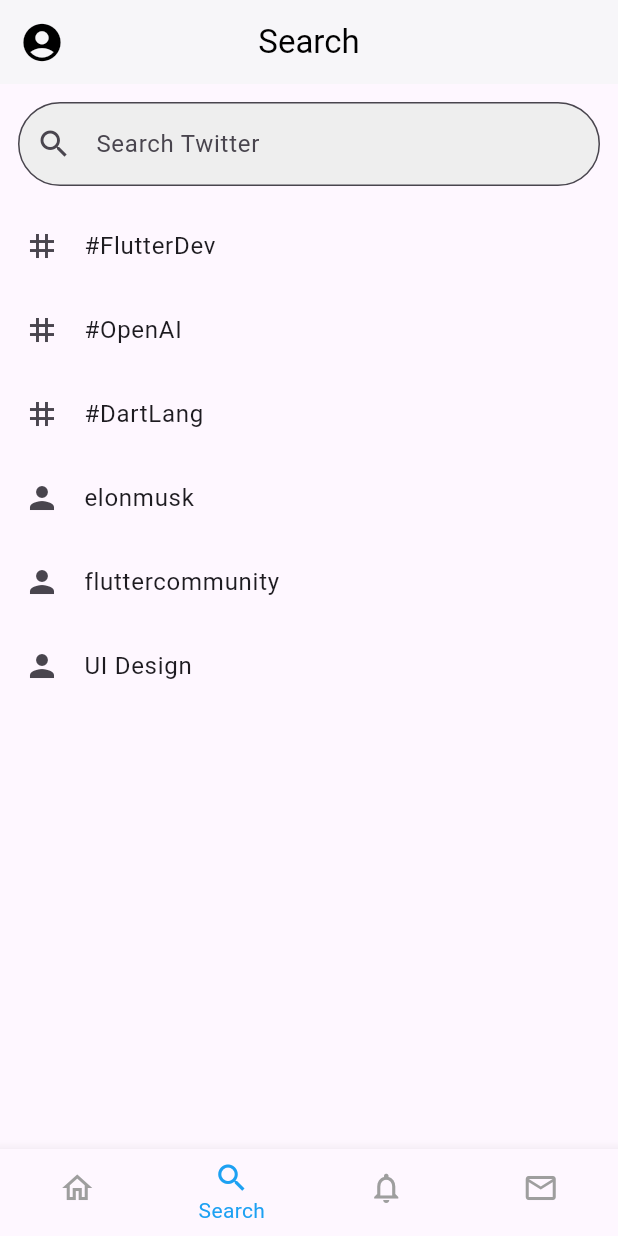
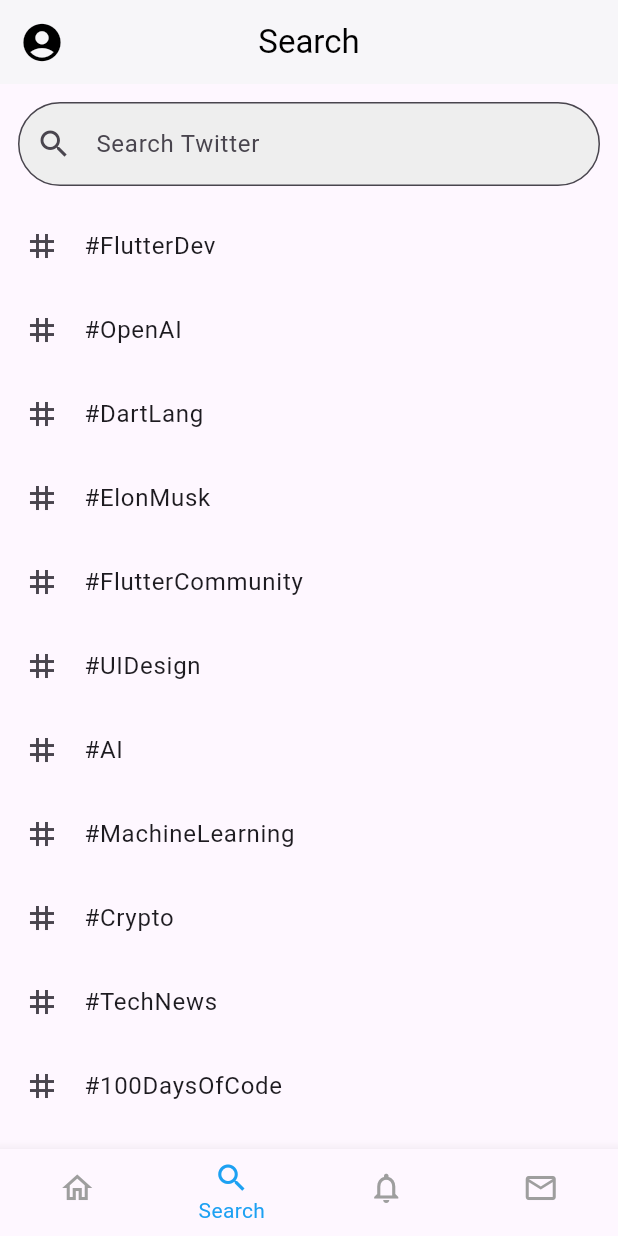
Before and after one commit to lr-singh-rajput/Twitter_clone_assignment, a Flutter app: the screen it shows after launch, item 2 of the bottom bar chosen, on a phone screen of 412 x 824 dp. Run offline on Flutter 3.47's test engine with Material 3 defaults, Android fonts, the phone set to English and light mode, and no system bars; network calls fail.

Commit message:
Update search_data.dart

```diff
--- a/lib/pages/searchdata/search_data.dart
+++ b/lib/pages/searchdata/search_data.dart
@@ -5,7 +5,72 @@
   "#FlutterDev",
   "#OpenAI",
   "#DartLang",
-  "elonmusk",
-  "fluttercommunity",
-  "UI Design",
+  "#ElonMusk",
+  "#FlutterCommunity",
+  "#UIDesign",
+  "#AI",
+  "#MachineLearning",
+  "#Crypto",
+  "#TechNews",
+  "#100DaysOfCode",
+  "#Developer",
+  "#MobileApp",
+  "#Startup",
+  "#UXDesign",
+  "#Web3",
+  "#AndroidDev",
+  "#iOSDev",
+  "#CodingLife",
+  "#CodeNewbie",
+  "#FlutterDev",
+  "#DevCommunity",
+  "#AppDev",
+  "#WebDev",
+  "#MobileDev",
+  "#GameDev",
+  "#OpenAI",
+  "#AIArt",
+  "#AIDesign",
+  "#AITools",
+  "#DataScience",
+  "#BigData",
+  "#CyberSecurity",
+  "#CleanArchitecture",
+  "#CleanCode",
+  "#CryptoNews",
+  "#CryptoAlerts",
+  "#TechTrends",
+  "#TechNews",
+  "#TechWorld",
+  "#TechStack",
+  "#DesignInspiration",
+  "#UIDesign",
+  "#UXDesign",
+  "#UIUX",
+  "#SaaSDev",
+  "#StartupIdeas",
+  "#StartupLife",
+  "#100DaysOfCode",
+  "#CodeNewbie",
+  "#CodingLife",
+  "#CodeWithMe",
+  "#MachineLearning",
+  "#DeepLearning",
+  "#NeuralNetworks",
+  "#Automation",
+  "#AIvsHuman",
+  "#ProductDesign",
+  "#MinimalDesign",
+  "#SmartApps",
+  "#FirebaseDev",
+  "#DartLang",
+  "#Serverless",
+  "#AsyncCode",
+  "#CleanUI",
+  "#DarkModeDesign",
+  "#FullStackDev",
+  "#FrontendDev",
+  "#BackendDev",
+  "#RemoteDev",
+
 ];
```
